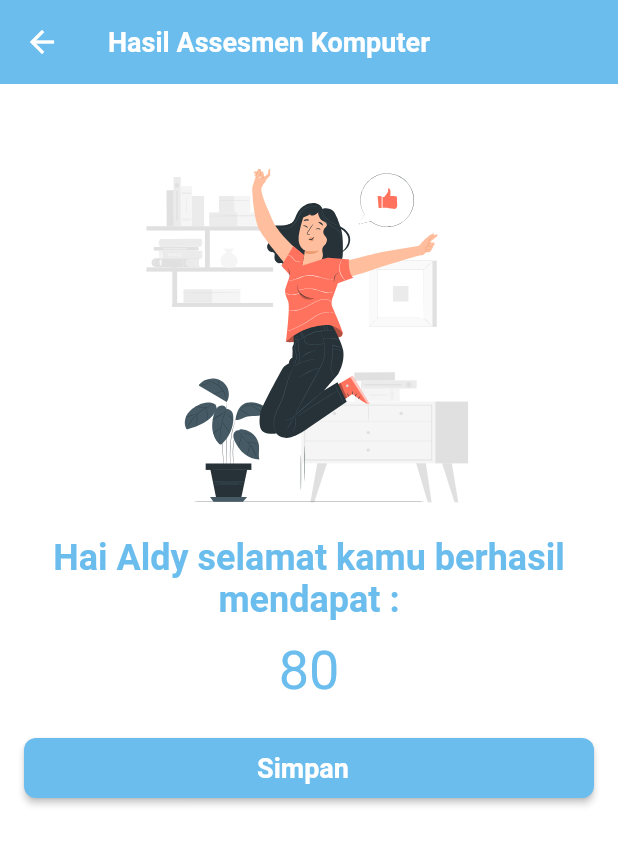
After one commit to naufalfayyaz/kenalisister, a Flutter app: the HasilAssesmentView screen opened directly, on a phone screen of 412 x 824 dp. The commit adds this screen. Shown: the top 845 px of the screen. Run offline on Flutter 3.47's test engine with Material 3 defaults, Android fonts, the phone set to English and light mode, and no system bars; our stand-ins replace device_info_plus, dio, flutter_svg, google_fonts, hive, lottie and 2 more; missing offline and left inert: flutter_pdfview; accounts and stored records are empty; network calls fail.

Commit message:
sl assesmen

```diff
--- a/config.json
+++ b/config.json
@@ -6,6 +6,7 @@
         "tentang_aplikasi",
         "assesment",
         "form_assesment",
+        "hasil_assesment",
         "rangkuman_materi",
         "video_pembelajaran",
         "artikel_pembelajaran",
--- a/lib/core.dart
+++ b/lib/core.dart
@@ -9,6 +9,8 @@ export 'package:kenali_sister/module/artikel_pembelajaran/controller/artikel_pem
 export 'package:kenali_sister/module/artikel_pembelajaran/view/artikel_pembelajaran_view.dart';
 export 'package:kenali_sister/module/assesment/controller/assesment_controller.dart';
 export 'package:kenali_sister/module/assesment/view/assesment_view.dart';
+export 'package:kenali_sister/module/assesment/widget/dialog_benar.dart';
+export 'package:kenali_sister/module/assesment/widget/dialog_salah.dart';
 export 'package:kenali_sister/module/beranda/controller/beranda_controller.dart';
 export 'package:kenali_sister/module/beranda/view/beranda_view.dart';
 export 'package:kenali_sister/module/daftar_artikel_pembelajaran/controller/daftar_artikel_pembelajaran_controller.dart';
@@ -21,6 +23,8 @@ export 'package:kenali_sister/module/daftar_video_pembelajaran/controller/daftar
 export 'package:kenali_sister/module/daftar_video_pembelajaran/view/daftar_video_pembelajaran_view.dart';
 export 'package:kenali_sister/module/form_assesment/controller/form_assesment_controller.dart';
 export 'package:kenali_sister/module/form_assesment/view/form_assesment_view.dart';
+export 'package:kenali_sister/module/hasil_assesment/controller/hasil_assesment_controller.dart';
+export 'package:kenali_sister/module/hasil_assesment/view/hasil_assesment_view.dart';
 export 'package:kenali_sister/module/rangkuman_materi/controller/rangkuman_materi_controller.dart';
 export 'package:kenali_sister/module/rangkuman_materi/view/rangkuman_materi_view.dart';
 export 'package:kenali_sister/module/splashscreen/controller/splashscreen_controller.dart';
--- a/lib/module/artikel_pembelajaran/view/artikel_pembelajaran_view.dart
+++ b/lib/module/artikel_pembelajaran/view/artikel_pembelajaran_view.dart
@@ -11,6 +11,7 @@ class ArtikelPembelajaranView extends StatefulWidget {
   Widget build(context, ArtikelPembelajaranController controller) {
     controller.view = this;
     return Scaffold(
+      backgroundColor: neutralWhite,
       appBar: AppBar(
         backgroundColor: primaryColor,
         iconTheme: const IconThemeData(
--- a/lib/module/daftar_artikel_pembelajaran/view/daftar_artikel_pembelajaran_view.dart
+++ b/lib/module/daftar_artikel_pembelajaran/view/daftar_artikel_pembelajaran_view.dart
@@ -7,6 +7,7 @@ class DaftarArtikelPembelajaranView extends StatefulWidget {
   Widget build(context, DaftarArtikelPembelajaranController controller) {
     controller.view = this;
     return Scaffold(
+      backgroundColor: neutralWhite,
       appBar: AppBar(
         backgroundColor: primaryColor,
         iconTheme: const IconThemeData(
--- a/lib/module/daftar_assesmen_pembelajaran/view/daftar_assesmen_pembelajaran_view.dart
+++ b/lib/module/daftar_assesmen_pembelajaran/view/daftar_assesmen_pembelajaran_view.dart
@@ -14,6 +14,12 @@ class DaftarAssesmenPembelajaranView extends StatefulWidget {
         backgroundColor: primaryColor,
         iconTheme: const IconThemeData(
           color: neutralWhite,
+        ),
+        leading: BackButton(
+          color: neutralWhite,
+          onPressed: () {
+            Get.offAll(const BerandaView());
+          },
         ),
         title: Text(
           "Daftar Assesment",
--- /dev/null
+++ b/lib/module/hasil_assesment/controller/hasil_assesment_controller.dart
@@ -0,0 +1,21 @@
+
+import 'package:flutter/material.dart';
+import 'package:kenali_sister/core.dart';
+import '../view/hasil_assesment_view.dart';
+
+class HasilAssesmentController extends State<HasilAssesmentView> {
+    static late HasilAssesmentController instance;
+    late HasilAssesmentView view;
+
+    @override
+    void initState() {
+        instance = this;
+        super.initState();
+    }
+
+    @override
+    void dispose() => super.dispose();
+
+    @override
+    Widget build(BuildContext context) => widget.build(context, this);
+}
--- /dev/null
+++ b/lib/module/hasil_assesment/view/hasil_assesment_view.dart
@@ -0,0 +1,34 @@
+import 'package:flutter/material.dart';
+import 'package:kenali_sister/core.dart';
+import 'package:kenali_sister/module/hasil_assesment/widget/content_benar.dart';
+
+class HasilAssesmentView extends StatefulWidget {
+  const HasilAssesmentView({super.key});
+
+  Widget build(context, HasilAssesmentController controller) {
+    controller.view = this;
+
+    return Scaffold(
+        backgroundColor: neutralWhite,
+        appBar: AppBar(
+          backgroundColor: primaryColor,
+          iconTheme: const IconThemeData(
+            color: neutralWhite,
+          ),
+          leading: BackButton(
+            onPressed: () {
+              Get.offAll(const DaftarAssesmenPembelajaranView());
+            },
+          ),
+          title: Text(
+            "Hasil Assesmen Komputer",
+            style: myTextTheme.titleLarge?.copyWith(color: neutralWhite),
+          ),
+        ),
+        // body: ContentSalah()
+        body: const ContentBenar());
+  }
+
+  @override
+  State<HasilAssesmentView> createState() => HasilAssesmentController();
+}
--- /dev/null
+++ b/lib/module/hasil_assesment/widget/content_benar.dart
@@ -0,0 +1,58 @@
+// ignore_for_file: camel_case_types, prefer_typing_uninitialized_variables
+
+import 'package:flutter/material.dart';
+import 'package:flutter_svg/svg.dart';
+import 'package:kenali_sister/core.dart';
+
+class ContentBenar extends StatefulWidget {
+  const ContentBenar({Key? key}) : super(key: key);
+
+  @override
+  State<ContentBenar> createState() => _ContentBenarState();
+}
+
+class _ContentBenarState extends State<ContentBenar> {
+  @override
+  Widget build(BuildContext context) {
+    return Container(
+      padding: const EdgeInsets.all(16.0),
+      child: Column(
+        children: [
+          const SizedBox(
+            height: 24.0,
+          ),
+          SvgPicture.asset(
+            "assets/illustration/hasil_assesmen_berhasil.svg",
+            height: 250,
+          ),
+          const SizedBox(
+            height: 12.0,
+          ),
+          Text(
+            'Hai Aldy selamat kamu berhasil mendapat :',
+            textAlign: TextAlign.center,
+            style: myTextTheme.headlineLarge
+                ?.copyWith(color: primaryColor, fontSize: 24),
+          ),
+          const SizedBox(
+            height: 12.0,
+          ),
+          Text(
+            '80',
+            style: myTextTheme.displayLarge
+                ?.copyWith(color: primaryColor, fontSize: 36),
+          ),
+          const SizedBox(
+            height: 24.0,
+          ),
+          PrimaryButton(
+            text: "Simpan",
+            onPressed: () {
+              Get.offAll(const DaftarAssesmenPembelajaranView());
+            },
+          ),
+        ],
+      ),
+    );
+  }
+}
```
Also changed, not shown: lib/module/assesment/view/assesment_view.dart (+123 -1 lines), lib/module/assesment/widget/dialog_benar.dart (added, +83 -0 lines), lib/module/assesment/widget/dialog_salah.dart (added, +84 -0 lines), lib/module/hasil_assesment/widget/content_salah.dart (added, +47 -0 lines), lib/shared/widget/button/secondary_button.dart (+5 -5 lines), assets/illustration/benar.svg (added), assets/illustration/hasil_assesmen_berhasil.svg (added), assets/illustration/hasil_assesmen_gagal.svg (added), assets/illustration/salah.svg (added).
